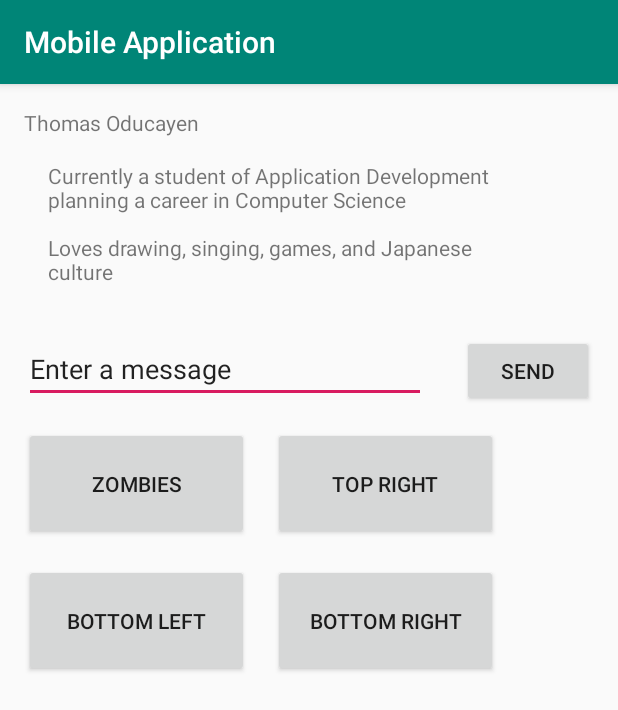
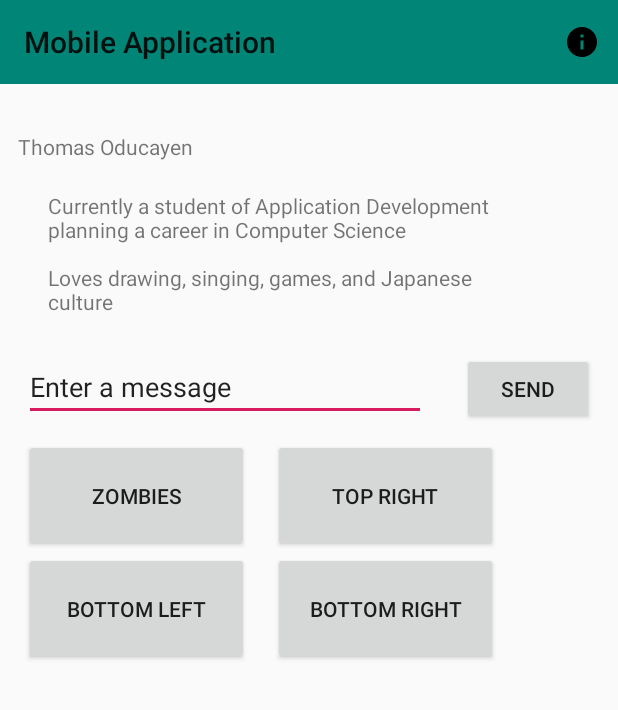
Before and after one commit to tcoducayen/AD340_Mobile_App, an Android app: the screen it shows after launch (MainActivity), on a phone screen of 412 x 824 dp. Shown: the top 710 px of the screen. Run offline under Robolectric (Android 15) with nearby library versions, the phone set to English and light mode, and no system bars.

Commit message:
navbar
Added navbar with info icon and about page.

```diff
--- a/app/src/main/java/com/thomas_oducayen/mobileapplication/MainActivity.java
+++ b/app/src/main/java/com/thomas_oducayen/mobileapplication/MainActivity.java
@@ -2,6 +2,10 @@ package com.thomas_oducayen.mobileapplication;
 
 import android.support.v7.app.AppCompatActivity;
 import android.os.Bundle;
+import android.support.v7.widget.Toolbar;
+import android.util.Log;
+import android.view.Menu;
+import android.view.MenuItem;
 import android.view.View;
 import android.widget.Button;
 import android.widget.Toast;
@@ -9,10 +13,14 @@ import android.content.Intent;
 
 public class MainActivity extends AppCompatActivity implements View.OnClickListener {
 
+    private static final String TAG = "MainActivity";
+
     @Override
     public void onCreate(Bundle savedInstanceState) {
         super.onCreate(savedInstanceState);
         setContentView(R.layout.activity_main);
+        Toolbar myToolbar = findViewById(R.id.toolbar);
+        setSupportActionBar(myToolbar);
 
         Button tl = findViewById(R.id.tlButton);
         tl.setOnClickListener(this);
@@ -22,9 +30,17 @@ public class MainActivity extends AppCompatActivity implements View.OnClickListe
         bl.setOnClickListener(this);
         Button br = findViewById(R.id.brButton);
         br.setOnClickListener(this);
-        Button send = findViewById(R.id.send_button);
-        send.setOnClickListener(this);
+//        Button send = findViewById(R.id.send_button);
+//        send.setOnClickListener(this);
     }
+
+    @Override
+    public boolean onCreateOptionsMenu(Menu menu) {
+        // Inflate the menu; this adds items to the action bar if it is present.
+        getMenuInflater().inflate(R.menu.about_action, menu);
+        return true;
+    }
+
 
     @Override
     public void onClick(View v) {
@@ -56,4 +72,16 @@ public class MainActivity extends AppCompatActivity implements View.OnClickListe
                 direction + " button was clicked", Toast.LENGTH_LONG).show();
     }
 
+    @Override
+    public boolean onOptionsItemSelected(MenuItem item) {
+        switch (item.getItemId()) {
+            case R.id.go_about:
+                Intent intent = new Intent(this, About.class);
+                startActivity(intent);
+                return true;
+
+            default:
+                return super.onOptionsItemSelected(item);
+        }
+    }
 }
--- /dev/null
+++ b/app/src/main/res/drawable/ic_info_black_24dp.xml
@@ -0,0 +1,9 @@
+<vector xmlns:android="http://schemas.android.com/apk/res/android"
+        android:width="24dp"
+        android:height="24dp"
+        android:viewportWidth="24.0"
+        android:viewportHeight="24.0">
+    <path
+        android:fillColor="#FF000000"
+        android:pathData="M12,2C6.48,2 2,6.48 2,12s4.48,10 10,10 10,-4.48 10,-10S17.52,2 12,2zM13,17h-2v-6h2v6zM13,9h-2L11,7h2v2z"/>
+</vector>
--- a/app/src/main/res/layout/activity_main.xml
+++ b/app/src/main/res/layout/activity_main.xml
@@ -6,14 +6,17 @@
     android:layout_height="match_parent"
     tools:context=".MainActivity">
 
+
+    <include layout="@layout/toolbar_layout"/>
+
     <!--Static Text-->
     <TextView
         android:id="@+id/TextViewName"
         android:layout_width="wrap_content"
         android:layout_height="wrap_content"
-        android:layout_marginStart="16dp"
-        android:layout_marginLeft="16dp"
-        android:layout_marginTop="16dp"
+        android:layout_marginStart="12dp"
+        android:layout_marginLeft="12dp"
+        android:layout_marginTop="88dp"
         android:background="@null"
         android:ems="10"
         android:text="@string/my_name"
@@ -26,7 +29,7 @@
         android:layout_height="100dp"
         android:layout_marginStart="32dp"
         android:layout_marginLeft="32dp"
-        android:layout_marginTop="16dp"
+        android:layout_marginTop="20dp"
         android:background="@null"
         android:ems="10"
         android:inputType="textMultiLine"
@@ -41,7 +44,7 @@
         android:layout_height="wrap_content"
         android:layout_marginStart="16dp"
         android:layout_marginLeft="16dp"
-        android:layout_marginTop="16dp"
+        android:layout_marginTop="8dp"
         android:layout_marginEnd="8dp"
         android:layout_marginRight="8dp"
         android:ems="10"
@@ -58,10 +61,9 @@
         android:layout_height="wrap_content"
         android:layout_marginStart="16dp"
         android:layout_marginLeft="16dp"
-        android:layout_marginTop="16dp"
+        android:layout_marginTop="8dp"
         android:layout_marginEnd="16dp"
         android:layout_marginRight="16dp"
-        android:onClick="displayToast"
         android:text="@string/button_send"
         app:layout_constraintEnd_toEndOf="parent"
         app:layout_constraintHorizontal_bias="0.5"
@@ -82,7 +84,7 @@
         android:layout_height="75dp"
         android:layout_marginStart="16dp"
         android:layout_marginLeft="16dp"
-        android:layout_marginTop="16dp"
+        android:layout_marginTop="12dp"
         android:onClick="startZombies"
         android:text="Zombies"
         app:layout_constraintStart_toStartOf="parent"
@@ -94,8 +96,8 @@
         android:layout_height="75dp"
         android:layout_marginStart="16dp"
         android:layout_marginLeft="16dp"
-        android:layout_marginTop="16dp"
-        android:onClick="displayToast"
+        android:layout_marginTop="12dp"
+        android:onClick="onClick"
         android:text="Top Right"
         app:layout_constraintStart_toEndOf="@+id/tlButton"
         app:layout_constraintTop_toBottomOf="@+id/editText" />
@@ -106,7 +108,6 @@
         android:layout_height="75dp"
         android:layout_marginStart="16dp"
         android:layout_marginLeft="16dp"
-        android:layout_marginTop="16dp"
         android:onClick="displayToast"
         android:text="Bottom Left"
         app:layout_constraintStart_toStartOf="parent"
@@ -118,7 +119,6 @@
         android:layout_height="75dp"
         android:layout_marginStart="16dp"
         android:layout_marginLeft="16dp"
-        android:layout_marginTop="16dp"
         android:onClick="displayToast"
         android:text="Bottom Right"
         app:layout_constraintStart_toEndOf="@+id/blButton"
--- a/app/src/main/res/layout/activity_zombie_list.xml
+++ b/app/src/main/res/layout/activity_zombie_list.xml
@@ -4,7 +4,9 @@
     android:layout_width="match_parent"
     android:layout_height="match_parent"
     android:orientation="vertical"
-    tools:context=".ZombieList" >
+    tools:context=".ZombieList">
+
+    <include layout="@layout/toolbar_layout"/>
 
     <ListView
         android:id="@+id/mobile_list"
--- /dev/null
+++ b/app/src/main/res/layout/toolbar_layout.xml
@@ -0,0 +1,12 @@
+<?xml version="1.0" encoding="utf-8"?>
+<android.support.v7.widget.Toolbar
+    android:id="@+id/toolbar"
+    android:layout_width="match_parent"
+    android:layout_height="?attr/actionBarSize"
+    android:background="?attr/colorPrimary"
+    android:theme="@style/ThemeOverlay.AppCompat.ActionBar"
+    app:popupTheme="@style/ThemeOverlay.AppCompat.Light"
+    xmlns:android="http://schemas.android.com/apk/res/android"
+    xmlns:app="http://schemas.android.com/apk/res-auto"
+
+     />
--- a/app/src/main/res/layout/zombie_list_view.xml
+++ b/app/src/main/res/layout/zombie_list_view.xml
@@ -1,9 +1,11 @@
 <?xml version="1.0" encoding="utf-8"?>
+
 <LinearLayout xmlns:android="http://schemas.android.com/apk/res/android"
     android:layout_width="match_parent"
     android:layout_height="match_parent"
     android:orientation="vertical"
     android:padding="7dp">
+
 
     <ImageView
         android:id="@+id/listview_image"
--- /dev/null
+++ b/app/src/main/res/menu/about_action.xml
@@ -0,0 +1,15 @@
+<?xml version="1.0" encoding="utf-8"?>
+<menu xmlns:android="http://schemas.android.com/apk/res/android"
+    xmlns:app="http://schemas.android.com/apk/res-auto"
+    xmlns:tools="http://schemas.android.com/tools"
+    tools:context=".MainActivity">
+
+    <item
+        android:id="@+id/go_about"
+        android:icon="@drawable/ic_info_black_24dp"
+        app:showAsAction="ifRoom"
+        android:title="action_about"/>
+
+    <!--android:icon="@drawable/ic_favorite_black_48dp"-->
+
+</menu>
--- a/app/src/main/res/values/strings.xml
+++ b/app/src/main/res/values/strings.xml
@@ -6,4 +6,5 @@
         Japanese culture</string>
     <string name="edit_messages">Enter a message</string>
     <string name="button_send">Send</string>
+    <string name="overflow">Overflow</string>
 </resources>
--- a/app/src/main/res/values/styles.xml
+++ b/app/src/main/res/values/styles.xml
@@ -1,7 +1,7 @@
 <resources>
 
     <!-- Base application theme. -->
-    <style name="AppTheme" parent="Theme.AppCompat.Light.DarkActionBar">
+    <style name="AppTheme" parent="Theme.AppCompat.Light.NoActionBar">
         <!-- Customize your theme here. -->
         <item name="colorPrimary">@color/colorPrimary</item>
         <item name="colorPrimaryDark">@color/colorPrimaryDark</item>
--- /dev/null
+++ b/settings.gradle
@@ -0,0 +1 @@
+include ':app'
```
Also changed, not shown: app/src/main/java/com/thomas_oducayen/mobileapplication/About.java (added, +32 -0 lines), app/src/main/java/com/thomas_oducayen/mobileapplication/ZombieList.java (+24 -0 lines), app/src/main/res/layout/activity_about.xml (added, +33 -0 lines), build.gradle (added, +28 -0 lines), gradle.properties (added, +13 -0 lines), gradle/wrapper/gradle-wrapper.properties (added), 4 other files.
